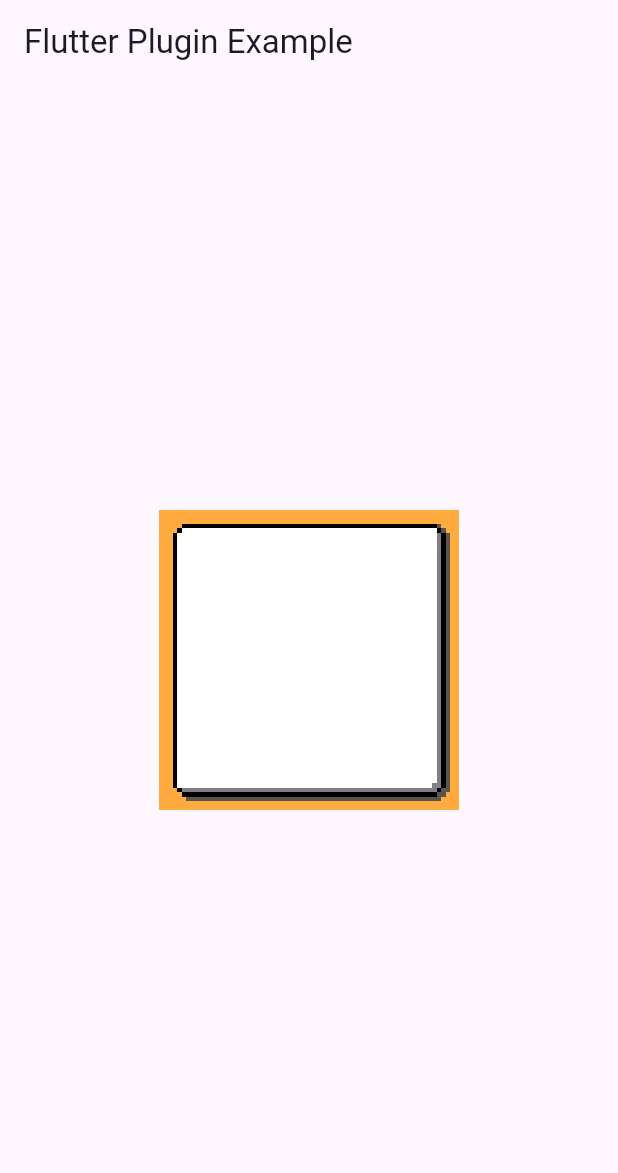
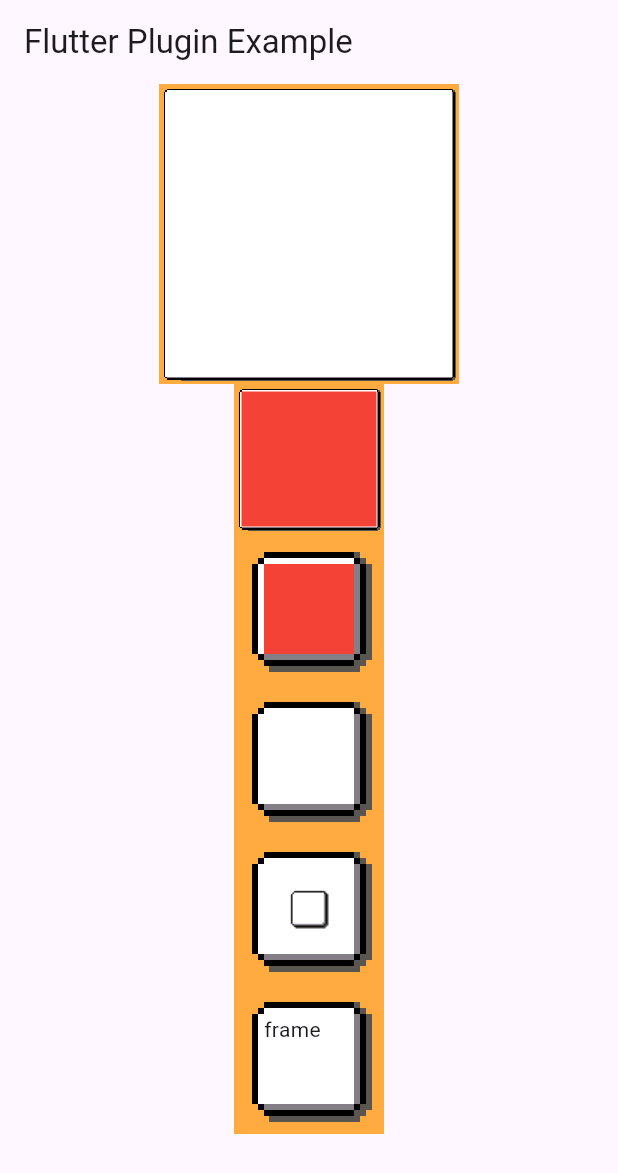
Before and after one commit to mikanbox/nine_scaling_image, a Flutter app: the screen it shows after launch, on a phone screen of 412 x 824 dp. Shown: the top 1173 px of the screen. Run offline on Flutter 3.47's test engine with Material 3 defaults, Android fonts, the phone set to English and light mode, and no system bars.

Commit message:
feat: 🎸 Add pieceScale parameters

```diff
--- a/example/lib/main.dart
+++ b/example/lib/main.dart
@@ -34,11 +34,61 @@ class _MyHomePageState extends State<MyHomePage> {
           title: const Text('Flutter Plugin Example'),
         ),
         body: Center(
-            child: Container(
-              width: 200,
-          height: 200,
-          color: Colors.orangeAccent,
-          child: const NineScalingImage(assetPath: 'assets/sampleimage.png'),
-        )));
+          child: Column(
+            children: [
+              Container(
+                width: 200,
+                height: 200,
+                color: Colors.orangeAccent,
+                child: const NineScalingImage(assetPath: 'assets/sampleimage.png', pieceSize: Size.square(5),),
+              ),
+              Container(
+                width: 100,
+                height: 100,
+                color: Colors.orangeAccent,
+                child: NineScalingImage(assetPath: 'assets/sampleimage.png', pieceSize: const Size.square(5),
+                child: Container(color: Colors.red,width: 30,height: 30,),
+                  ),
+              ),
+              Container(
+                width: 100,
+                height: 100,
+                color: Colors.orangeAccent,
+                child: NineScalingImage(assetPath: 'assets/sampleimage.png', pieceSize: const Size.square(5),
+                  child: Container(color: Colors.red,width: 30,height: 30,),
+                  dstPieceScale: 4.0,
+                ),
+              ),
+              Container(
+                width: 100,
+                height: 100,
+                color: Colors.orangeAccent,
+                child: NineScalingImage(assetPath: 'assets/sampleimage.png', pieceSize: const Size.square(5),
+
+                  dstPieceScale: 4.0,
+                ),
+              ),
+              Container(
+                width: 100,
+                height: 100,
+                color: Colors.orangeAccent,
+                child: NineScalingImage(assetPath: 'assets/sampleimage.png', pieceSize: const Size.square(5),
+                  child: Image.asset('assets/sampleimage.png'),
+                  dstPieceScale: 4.0,
+                ),
+              ),
+              Container(
+                width: 100,
+                height: 100,
+                color: Colors.orangeAccent,
+                child: NineScalingImage(assetPath: 'assets/sampleimage.png', pieceSize: const Size.square(5),
+                  child: Text("frame"),
+                  dstPieceScale: 4.0,
+                ),
+              ),
+          ],
+        )
+        )
+    );
   }
 }
--- a/lib/src/nine_scaling_image.dart
+++ b/lib/src/nine_scaling_image.dart
@@ -4,12 +4,21 @@ import 'package:flutter/material.dart';
 import 'package:flutter/services.dart';
 
 class NineScalingImage extends StatelessWidget {
+  // 引数登録
   final String assetPath;
+  final Size pieceSize;
+  final double dstPieceScale;
   final Color centerColor;
+  final Widget? child;
 
   const NineScalingImage({super.key,
     required this.assetPath,
-    this.centerColor = Colors.transparent});
+    required this.pieceSize,
+    this.dstPieceScale = 1.0,
+    this.centerColor = Colors.transparent,
+    this.child
+  });
+
 
   @override
   Widget build(BuildContext context) {
@@ -18,7 +27,15 @@ class NineScalingImage extends StatelessWidget {
         builder: (context, snapshot) {
           if (snapshot.connectionState == ConnectionState.done) {
             return CustomPaint(
-              painter: NineScalingPainter(image: snapshot.data!),
+                painter: NineScalingPainter(image: snapshot.data!,pieceSize: pieceSize, dstPieceScale: dstPieceScale),
+                child:
+              Padding(
+                padding: EdgeInsets.symmetric(
+                    vertical: pieceSize.height * dstPieceScale,
+                    horizontal: pieceSize.width * dstPieceScale
+                ),
+                child: child,
+              )
             );
           } else {
             return const CircularProgressIndicator();
@@ -27,6 +44,7 @@ class NineScalingImage extends StatelessWidget {
     );
   }
 
+  // ui.Image 型を返す
   Future<ui.Image> _loadImage(String assetPath) async {
     final data = await rootBundle.load(assetPath);
     final list = Uint8List.view(data.buffer);
@@ -39,8 +57,9 @@ class NineScalingImage extends StatelessWidget {
 
 class NineScalingPainter extends CustomPainter {
   final ui.Image image;
-
-  const NineScalingPainter({required this.image});
+  final Size pieceSize;
+  final double dstPieceScale;
+  const NineScalingPainter({required this.image, required this.pieceSize, required this.dstPieceScale});
 
   @override
   void paint(ui.Canvas canvas, ui.Size size) {
@@ -48,20 +67,21 @@ class NineScalingPainter extends CustomPainter {
     final imageWidth = image.width.toDouble();
     final imageHeight = image.height.toDouble();
 
-    final pieceWidth = imageWidth / 3;
-    final pieceHeight = imageHeight / 3;
+    final pieceWidth = pieceSize.width;
+    final pieceHeight = pieceSize.height;
 
-    final List<double >dstWidth  = [0, imageWidth  , size.width  - imageWidth  , size.width];
-    final List<double >dstHeight = [0, imageHeight , size.height - imageHeight , size.height];
+    final List<double >srcWidth  = [0, pieceWidth  , imageWidth  - pieceWidth  , imageWidth];
+    final List<double >srcHeight = [0, pieceHeight , imageHeight - pieceHeight , imageHeight];
+    final List<double >dstWidth  = [0, pieceWidth * dstPieceScale  , size.width  - pieceWidth * dstPieceScale , size.width];
+    final List<double >dstHeight = [0, pieceHeight  * dstPieceScale  , size.height - pieceHeight * dstPieceScale , size.height];
     paint.color = Colors.white;
     paint.isAntiAlias = false;
 
     for (int y = 0; y < 3; y++) {
       for (int x = 0; x < 3; x++) {
-        final srcRect = Rect.fromLTRB( x * pieceWidth, y * pieceHeight, (x+1) * pieceWidth, (y + 1) * pieceHeight);
+        // scr の rect を dst の rect に拡大
+        final srcRect = Rect.fromLTRB( srcWidth[x], srcHeight[y], srcWidth[x + 1], srcHeight[y + 1]);
         final Rect dstRect = Rect.fromLTRB( dstWidth[x], dstHeight[y] , dstWidth[x + 1], dstHeight[y + 1]);
-
-
         if (x == 1 && y == 1) {
           canvas.drawRect(dstRect, paint);
           continue;
```
Also changed, not shown: example/pubspec.lock, 2 other files.
